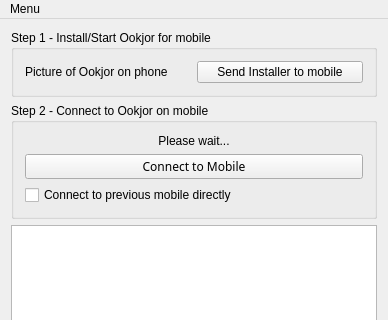
Before: the Qt Designer form ookjorwindow.ui in ykasidit/Ookjor, drawn with Qt 5; both pictures show x 0 to 388 and y 0 to 320 of the 388 by 478 pixel window.
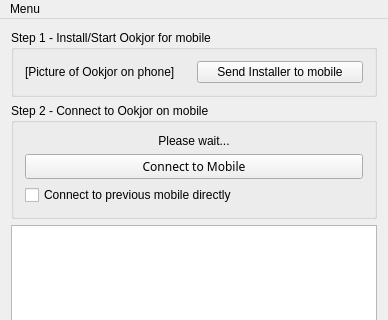
After: the same form once the commit is applied.

What changed in the file:
```diff
--- a/ookjorwindow.ui
+++ b/ookjorwindow.ui
@@ -7,7 +7,7 @@
     <x>0</x>
     <y>0</y>
     <width>388</width>
-    <height>462</height>
+    <height>465</height>
    </rect>
   </property>
   <property name="sizePolicy">
@@ -60,7 +60,7 @@
           </sizepolicy>
          </property>
          <property name="text">
-          <string>Picture of Ookjor on phone</string>
+          <string>[Picture of Ookjor on phone]</string>
          </property>
         </widget>
        </item>
```
Left out of the diff: 4 changed lines with no effect on the pictures.
